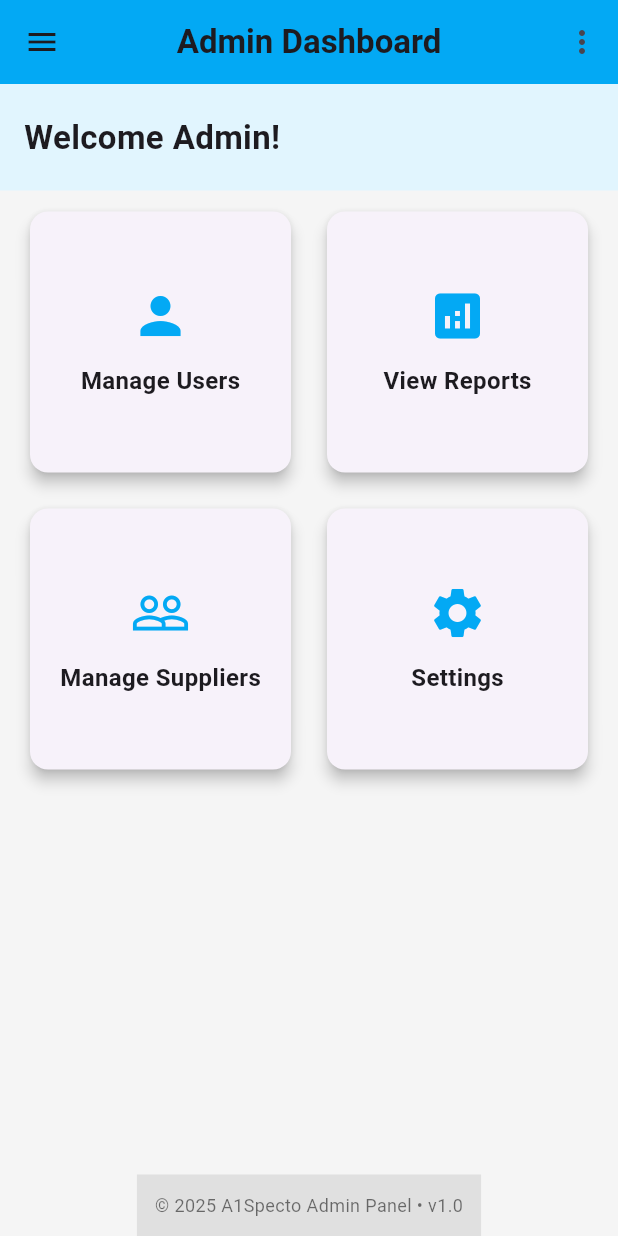
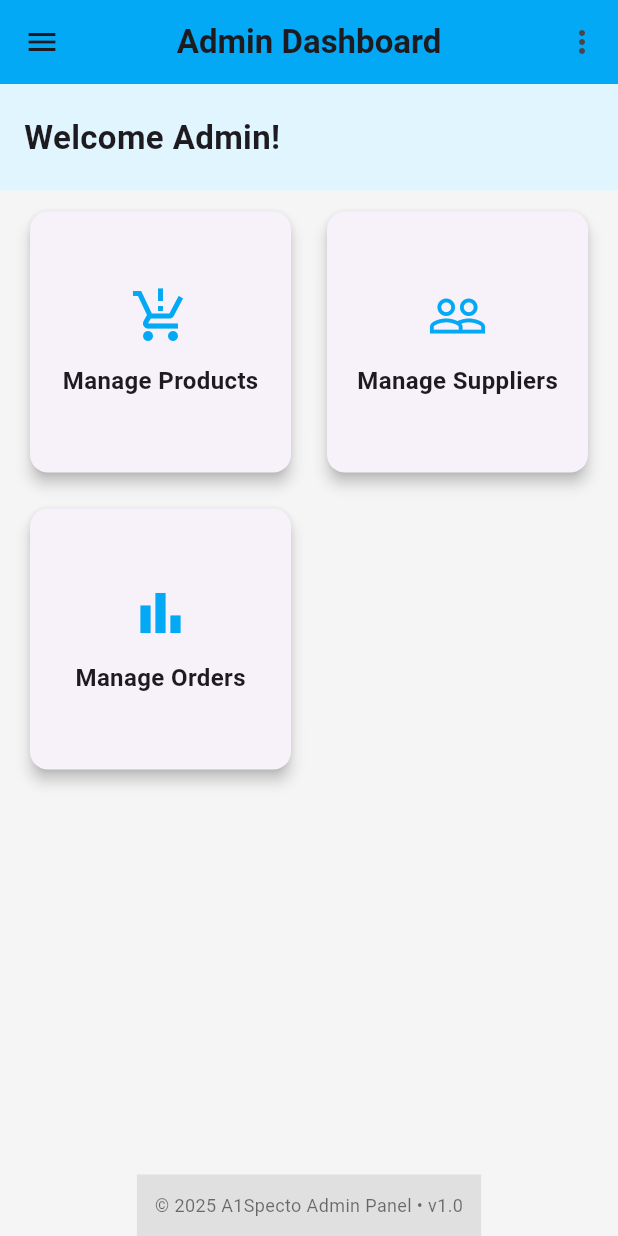
Before and after one commit to vipul-rathod-dev/shotgun, a Flutter app: the AdminDashboard screen opened by its route, on a phone screen of 412 x 824 dp. Run offline on Flutter 3.47's test engine with Material 3 defaults, Android fonts, the phone set to English and light mode, and no system bars; our stand-ins replace cloud_firestore, firebase_auth, firebase_core, google_fonts, shared_preferences; accounts and stored records are empty.

Commit message:
Add products in manage orders in progress design layout no 1

```diff
--- a/lib/app/app.dart
+++ b/lib/app/app.dart
@@ -1,6 +1,8 @@
 import 'package:flutter/material.dart';
 import 'package:shotgun/screens/admin_screens/admin_page.dart';
+import 'package:shotgun/screens/admin_screens/order_page/manage_orders.dart';
 import 'package:shotgun/screens/admin_screens/manage_suppliers.dart';
+import 'package:shotgun/screens/admin_screens/order_page/new_order_page.dart';
 import 'package:shotgun/screens/staff_screens/manage_inventory.dart';
 import 'package:shotgun/screens/admin_screens/product_page.dart';
 import 'package:shotgun/screens/staff_screens/staff_page.dart';
@@ -24,6 +26,8 @@ class MyApp extends StatelessWidget {
         '/admin/products': (context) => const ManageProductPage(),
         '/manage-inventory': (context) => const ManageInventoryPage(),
         '/admin/suppliers': (context) => const ManageSuppliersPage(),
+        '/admin/orders': (context) => const ManageOrdersPage(),
+        '/admin/orders/new': (context) => const NewMultiProductOrderPage(),
       },
     );
   }
--- a/lib/screens/admin_screens/admin_page.dart
+++ b/lib/screens/admin_screens/admin_page.dart
@@ -1,3 +1,4 @@
+import 'package:firebase_auth/firebase_auth.dart';
 import 'package:flutter/material.dart';
 
 class AdminDashboard extends StatelessWidget {
@@ -5,6 +6,23 @@ class AdminDashboard extends StatelessWidget {
 
   @override
   Widget build(BuildContext context) {
+    final dashboardItems = [
+      {
+        'icon': Icons.production_quantity_limits,
+        'title': 'Manage Products',
+        'route': '/admin/products',
+      },
+      {
+        'icon': Icons.people_outline,
+        'title': 'Manage Suppliers',
+        'route': '/admin/suppliers',
+      },
+      {
+        'icon': Icons.bar_chart,
+        'title': 'Manage Orders',
+        'route': '/admin/orders',
+      },
+    ];
     return Scaffold(
       backgroundColor: Colors.grey.shade100,
 
@@ -13,16 +31,24 @@ class AdminDashboard extends StatelessWidget {
         child: ListView(
           padding: EdgeInsets.zero,
           children: [
-            const DrawerHeader(
-              decoration: BoxDecoration(color: Colors.lightBlue),
-              child: Text(
-                'Admin Menu',
-                style: TextStyle(color: Colors.white, fontSize: 24),
+            DrawerHeader(
+              decoration: const BoxDecoration(color: Colors.lightBlue),
+              child: Column(
+                crossAxisAlignment: CrossAxisAlignment.start,
+                children: [
+                  const Text('Admin Menu', style: TextStyle(color: Colors.white, fontSize: 22)),
+                  const SizedBox(height: 8),
+                  Text(
+                    FirebaseAuth.instance.currentUser?.email ?? '',
+                    style: const TextStyle(color: Colors.white70, fontSize: 14),
+                  ),
+                ],
               ),
             ),
             ListTile(
               leading: const Icon(Icons.inventory_2_outlined),
               title: const Text('Manage Products'),
+              selected: ModalRoute.of(context)?.settings.name == '/admin/products',
               onTap: () {
                 Navigator.pop(context);
                 Navigator.pushNamed(context, '/admin/products');
@@ -34,6 +60,14 @@ class AdminDashboard extends StatelessWidget {
               onTap: () {
                 Navigator.pop(context);
                 Navigator.pushNamed(context, '/admin/suppliers');
+              },
+            ),
+            ListTile(
+              leading: const Icon(Icons.bar_chart),
+              title: const Text('Manage Orders'),
+              onTap: () {
+                Navigator.pop(context);
+                Navigator.pushNamed(context, '/admin/orders');
               },
             ),
           ],
@@ -50,26 +84,15 @@ class AdminDashboard extends StatelessWidget {
         centerTitle: true,
         actions: [
           PopupMenuButton<String>(
-            onSelected: (value) {
+            onSelected: (value) async {
               if (value == 'logout') {
+                await FirebaseAuth.instance.signOut();
                 Navigator.pushReplacementNamed(context, '/login');
-              } else if (value == 'products') {
-                Navigator.pushNamed(context, '/admin/products');
-              } else if (value == 'suppliers') {
-                Navigator.pushNamed(context, '/admin/suppliers');
               } else if (value == 'settings') {
                 // Navigate to settings
               }
             },
             itemBuilder: (BuildContext context) => [
-              const PopupMenuItem(
-                value: 'products',
-                child: Text('Manage Products'),
-              ),
-              const PopupMenuItem(
-                value: 'suppliers',
-                child: Text('Manage Suppliers'),
-              ),
               const PopupMenuItem(
                 value: 'settings',
                 child: Text('Settings'),
@@ -103,40 +126,20 @@ class AdminDashboard extends StatelessWidget {
           Expanded(
             child: Padding(
               padding: const EdgeInsets.symmetric(horizontal: 16),
-              child: GridView.count(
-                crossAxisCount: 2,
-                mainAxisSpacing: 16,
-                crossAxisSpacing: 16,
-                children: [
-                  _DashboardCard(
-                    icon: Icons.person,
-                    title: "Manage Users",
-                    onTap: () {
-                      // TODO: Navigate to user management page
-                    },
-                  ),
-                  _DashboardCard(
-                    icon: Icons.analytics,
-                    title: "View Reports",
-                    onTap: () {
-                      // TODO: Navigate to reports page
-                    },
-                  ),
-                  _DashboardCard(
-                    icon: Icons.people_outline,
-                    title: "Manage Suppliers",
-                    onTap: () {
-                      Navigator.pushNamed(context, '/admin/suppliers');
-                    },
-                  ),
-                  _DashboardCard(
-                    icon: Icons.settings,
-                    title: "Settings",
-                    onTap: () {
-                      // TODO: Navigate to settings
-                    },
-                  ),
-                ],
+              child: GridView(
+                gridDelegate: const SliverGridDelegateWithMaxCrossAxisExtent(
+                  maxCrossAxisExtent: 250,
+                  mainAxisSpacing: 16,
+                  crossAxisSpacing: 16,
+                  childAspectRatio: 1,
+                ),
+                children: dashboardItems.map((item) {
+                  return _DashboardCard(
+                    icon: item['icon'] as IconData,
+                    title: item['title'] as String,
+                    onTap: () => Navigator.pushNamed(context, item['route'] as String),
+                  );
+                }).toList(),
               ),
             ),
           ),
--- a/pubspec.yaml
+++ b/pubspec.yaml
@@ -38,6 +38,8 @@ dependencies:
   cupertino_icons: ^1.0.8
   google_fonts: ^6.1.0
   shared_preferences: ^2.5.3
+  dropdown_button2: ^2.3.9
+  flutter_typeahead: ^4.0.0
 
 dev_dependencies:
   flutter_test:
```
Also changed, not shown: lib/screens/admin_screens/order_page/manage_orders.dart (added, +77 -0 lines), lib/screens/admin_screens/order_page/new_order_page.dart (added, +306 -0 lines), lib/screens/admin_screens/order_page/order_model.dart (added, +28 -0 lines), lib/widgets/color_options_dialog.dart (added, +115 -0 lines), lib/widgets/date_picker_field.dart (added, +41 -0 lines), pubspec.lock.
